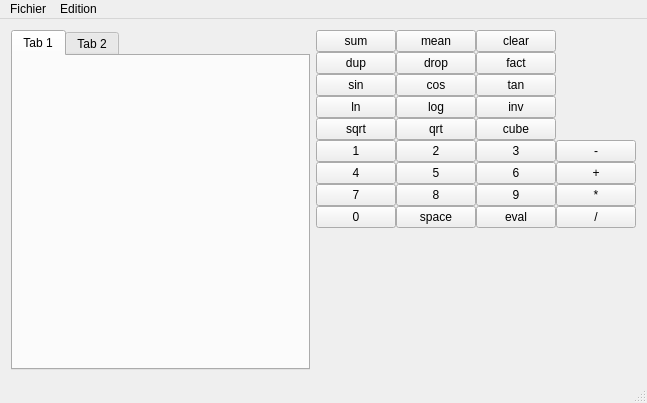
This is calcpol/mainwindow.ui in trecouvr/calclpol as Qt 5 draws it before an edit. The edited form follows.
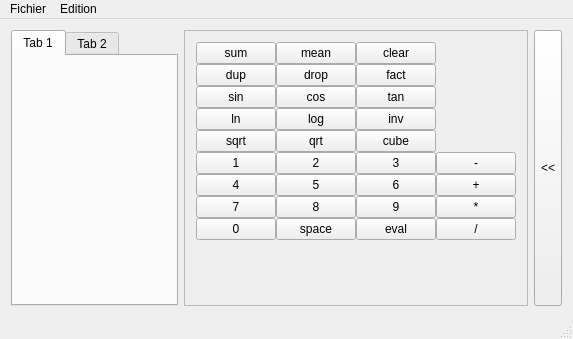
This is the edited form. Custom widgets are drawn as their Qt base class.

Commit message: hide/show clavier

```diff
--- a/calcpol/mainwindow.ui
+++ b/calcpol/mainwindow.ui
@@ -6,8 +6,8 @@
    <rect>
     <x>0</x>
     <y>0</y>
-    <width>647</width>
-    <height>403</height>
+    <width>573</width>
+    <height>339</height>
    </rect>
   </property>
   <property name="windowTitle">
@@ -15,7 +15,51 @@
   </property>
   <widget class="QWidget" name="centralWidget">
    <layout class="QGridLayout" name="gridLayout">
-    <item row="1" column="2">
+    <item row="0" column="0">
+     <widget class="QTabWidget" name="tabWidget">
+      <property name="currentIndex">
+       <number>0</number>
+      </property>
+      <widget class="QWidget" name="tab">
+       <attribute name="title">
+        <string>Tab 1</string>
+       </attribute>
+       <layout class="QGridLayout" name="gridLayout_3">
+        <item row="0" column="0">
+         <widget class="PileWidget" name="_pile_widget" native="true"/>
+        </item>
+       </layout>
+      </widget>
+      <widget class="QWidget" name="tab_2">
+       <attribute name="title">
+        <string>Tab 2</string>
+       </attribute>
+      </widget>
+     </widget>
+    </item>
+    <item row="0" column="2">
+     <widget class="QToolButton" name="button_hide_show_keyboard">
+      <property name="sizePolicy">
+       <sizepolicy hsizetype="Minimum" vsizetype="Expanding">
+        <horstretch>0</horstretch>
+        <verstretch>0</verstretch>
+       </sizepolicy>
+      </property>
+      <property name="text">
+       <string>&lt;&lt;</string>
+      </property>
+     </widget>
+    </item>
+    <item row="0" column="1">
+     <widget class="QFrame" name="keyboard">
+      <property name="frameShape">
+       <enum>QFrame::StyledPanel</enum>
+      </property>
+      <property name="frameShadow">
+       <enum>QFrame::Raised</enum>
+      </property>
+      <layout class="QGridLayout" name="gridLayout_4">
+       <item row="0" column="0">
      <layout class="QGridLayout" name="gridLayout_2">
       <property name="spacing">
        <number>0</number>
@@ -300,26 +344,7 @@
       </item>
      </layout>
     </item>
-    <item row="1" column="0" colspan="2">
-     <widget class="QTabWidget" name="tabWidget">
-      <property name="currentIndex">
-       <number>0</number>
-      </property>
-      <widget class="QWidget" name="tab">
-       <attribute name="title">
-        <string>Tab 1</string>
-       </attribute>
-       <layout class="QGridLayout" name="gridLayout_3">
-        <item row="0" column="0">
-         <widget class="PileWidget" name="_pile_widget" native="true"/>
-        </item>
-       </layout>
-      </widget>
-      <widget class="QWidget" name="tab_2">
-       <attribute name="title">
-        <string>Tab 2</string>
-       </attribute>
-      </widget>
+      </layout>
      </widget>
     </item>
    </layout>
@@ -329,7 +354,7 @@
     <rect>
      <x>0</x>
      <y>0</y>
-     <width>647</width>
+     <width>573</width>
      <height>23</height>
     </rect>
    </property>
```
Lines whose indentation alone changed are shown as unchanged. The commit also changes 3 other files.
